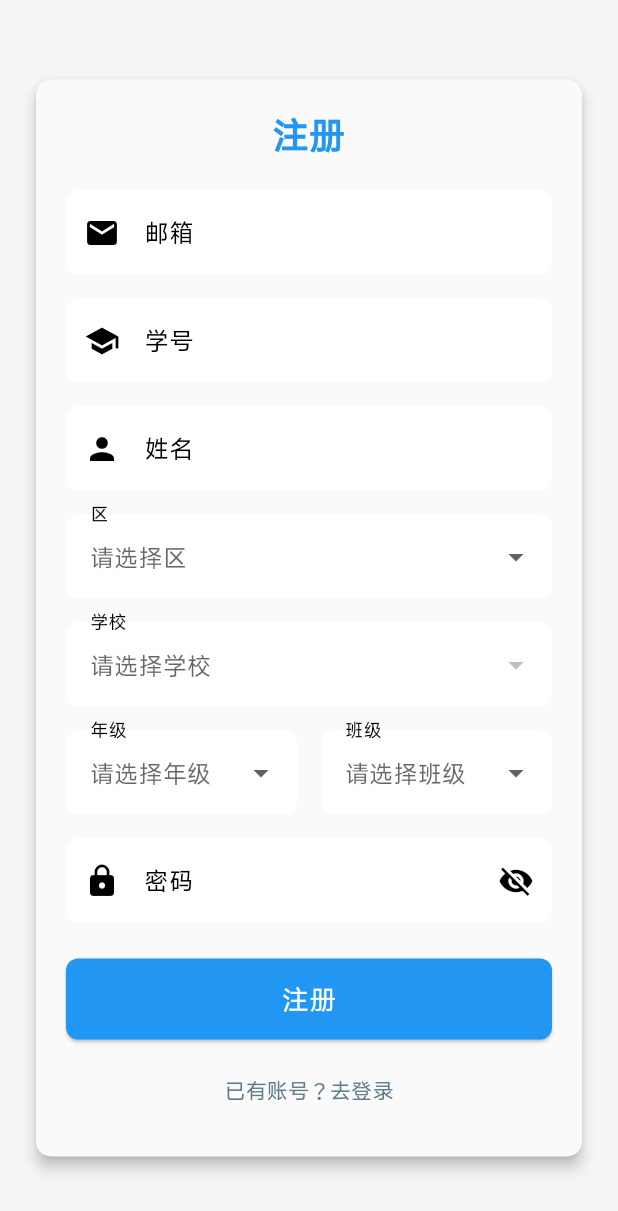
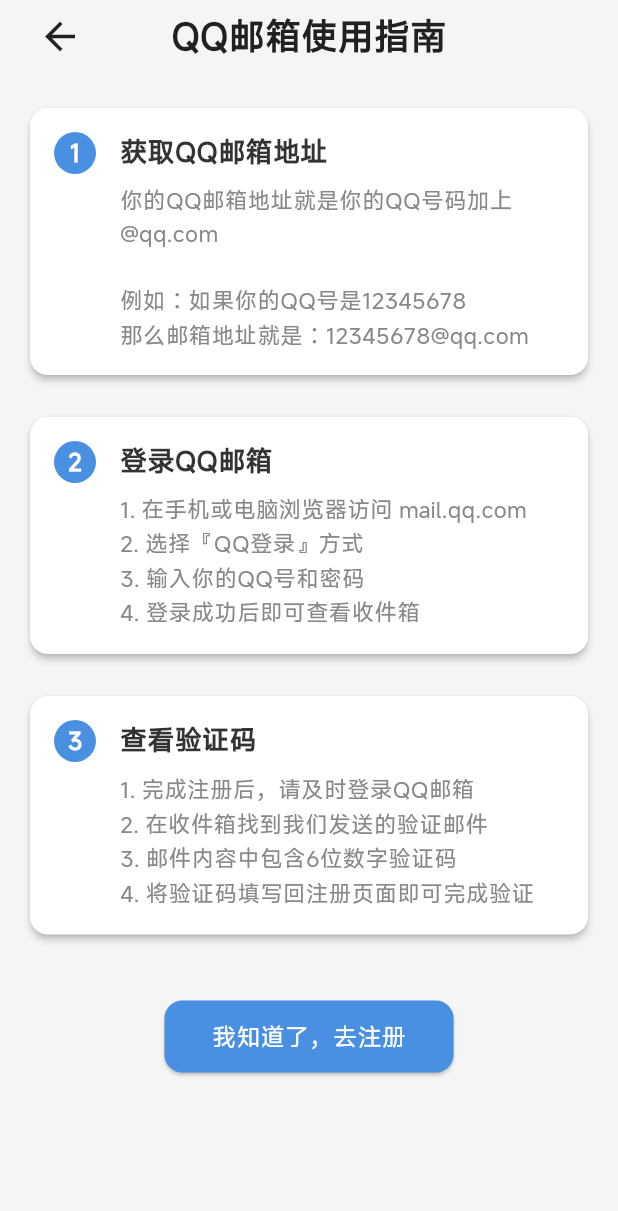
Before and after one commit to ycccccccy/qgzb, a Flutter app: the screen it shows after launch, after a tap on "没有账号？去注册", on a phone screen of 412 x 824 dp. Shown: the top 1211 px of the screen. Run offline on Flutter 3.47's test engine with Material 3 defaults, Android fonts, the phone set to English and light mode, and no system bars; our stand-ins replace flutter_markdown, image_picker, shared_preferences, supabase_flutter; accounts and stored records are empty.

Commit message:
新增注册邮箱指引页面

```diff
--- /dev/null
+++ b/lib/email_tips.dart
@@ -0,0 +1,165 @@
+import 'package:flutter/material.dart';
+import 'package:hyxj/register_screen.dart';
+import 'global_appbar.dart';
+
+const double _verticalSpacing = 20.0;
+const double _horizontalPadding = 24.0;
+const double _cardRadius = 12.0;
+const Color _textColor = Color(0xFF333333);
+const Color _greyColor = Color(0xFF888888);
+const Color _primaryColor = Color(0xFF4A90E2);
+const double _iconSize = 28.0;
+
+class EmailGuideScreen extends StatelessWidget {
+  const EmailGuideScreen({super.key});
+
+  @override
+  Widget build(BuildContext context) {
+    final isMobile = MediaQuery.of(context).size.width < 600;
+
+    return Scaffold(
+      backgroundColor: const Color(0xFFF5F5F5),
+      body: SafeArea(
+        child: Padding(
+          padding: EdgeInsets.symmetric(
+            horizontal: isMobile ? 16 : _horizontalPadding,
+          ),
+          child: Column(
+            crossAxisAlignment: CrossAxisAlignment.start,
+            children: [
+              const GlobalAppBar(
+                title: 'QQ邮箱使用指南',
+                showBackButton: true,
+                actions: [],
+              ),
+              Expanded(
+                child: SingleChildScrollView(
+                  child: Column(
+                    crossAxisAlignment: CrossAxisAlignment.start,
+                    children: [
+                      const SizedBox(height: _verticalSpacing),
+                      _buildStepCard(
+                        context,
+                        stepNumber: 1,
+                        title: "获取QQ邮箱地址",
+                        content: "你的QQ邮箱地址就是你的QQ号码加上@qq.com\n\n"
+                            "例如：如果你的QQ号是12345678\n"
+                            "那么邮箱地址就是：12345678@qq.com",
+                      ),
+                      const SizedBox(height: _verticalSpacing),
+                      _buildStepCard(
+                        context,
+                        stepNumber: 2,
+                        title: "登录QQ邮箱",
+                        content: "1. 在手机或电脑浏览器访问 mail.qq.com\n"
+                            "2. 选择『QQ登录』方式\n"
+                            "3. 输入你的QQ号和密码\n"
+                            "4. 登录成功后即可查看收件箱",
+                      ),
+                      const SizedBox(height: _verticalSpacing),
+                      _buildStepCard(
+                        context,
+                        stepNumber: 3,
+                        title: "查看验证码",
+                        content: "1. 完成注册后，请及时登录QQ邮箱\n"
+                            "2. 在收件箱找到我们发送的验证邮件\n"
+                            "3. 邮件内容中包含6位数字验证码\n"
+                            "4. 将验证码填写回注册页面即可完成验证",
+                      ),
+                      const SizedBox(height: _verticalSpacing * 2),
+                      _buildConfirmButton(context),
+                      const SizedBox(height: _verticalSpacing),
+                    ],
+                  ),
+                ),
+              ),
+            ],
+          ),
+        ),
+      ),
+    );
+  }
+
+  Widget _buildStepCard(BuildContext context,
+      {required int stepNumber, required String title, required String content}) {
+    return Card(
+      elevation: 2.0,
+      shape: RoundedRectangleBorder(
+        borderRadius: BorderRadius.circular(_cardRadius),
+      ),
+      child: Padding(
+        padding: const EdgeInsets.all(16.0),
+        child: Row(
+          crossAxisAlignment: CrossAxisAlignment.start,
+          children: [
+            CircleAvatar(
+              radius: _iconSize / 2,
+              backgroundColor: _primaryColor,
+              child: Text(
+                stepNumber.toString(),
+                style: const TextStyle(
+                  color: Colors.white,
+                  fontWeight: FontWeight.bold,
+                ),
+              ),
+            ),
+            const SizedBox(width: 16),
+            Expanded(
+              child: Column(
+                crossAxisAlignment: CrossAxisAlignment.start,
+                children: [
+                  Text(
+                    title,
+                    style: const TextStyle(
+                      fontSize: 18,
+                      fontWeight: FontWeight.w600,
+                      color: _textColor,
+                    ),
+                  ),
+                  const SizedBox(height: 8),
+                  Text(
+                    content,
+                    style: TextStyle(
+                      fontSize: 15,
+                      height: 1.5,
+                      color: _greyColor,
+                    ),
+                  ),
+                ],
+              ),
+            ),
+          ],
+        ),
+      ),
+    );
+  }
+
+  Widget _buildConfirmButton(BuildContext context) {
+    return Center(
+      child: ElevatedButton(
+        style: ElevatedButton.styleFrom(
+          backgroundColor: _primaryColor,
+          padding: const EdgeInsets.symmetric(horizontal: 32, vertical: 12),
+          shape: RoundedRectangleBorder(
+            borderRadius: BorderRadius.circular(_cardRadius),
+          ),
+        ),
+        onPressed: (){
+          Navigator.push(
+            context,
+            MaterialPageRoute(
+              builder: (context) => const RegisterScreen()),
+            );
+        },
+        child: const Text(
+          '我知道了，去注册',
+          style: TextStyle(
+            fontSize: 16,
+            color: Colors.white,
+            fontWeight: FontWeight.w500,
+          ),
+        ),
+      ),
+    );
+  }
+}
--- a/lib/login_screen.dart
+++ b/lib/login_screen.dart
@@ -1,4 +1,5 @@
 import 'package:flutter/material.dart';
+import 'package:hyxj/email_tips.dart';
 import 'package:supabase_flutter/supabase_flutter.dart';
 import 'package:shared_preferences/shared_preferences.dart';
 import 'home_screen_main.dart'; // 假设的主页
@@ -243,7 +244,7 @@
           .eq('auth_user_id', userId)
           .single();
 
-      if (response == null) {
+      if (response == false) {
         return null;
       }
 
@@ -471,7 +472,7 @@
                             Navigator.push(
                               context,
                               MaterialPageRoute(
-                                  builder: (context) => const RegisterScreen()),
+                                  builder: (context) => const EmailGuideScreen()),
                             );
                           },
                           child: const Text(
--- a/lib/register_screen.dart
+++ b/lib/register_screen.dart
@@ -423,9 +423,11 @@
                     const SizedBox(height: 10),
                     TextButton(
                       onPressed: () {
-                        Navigator.pop(context);
+                        Navigator.push(context,
+                        MaterialPageRoute(
+                          builder: (context) => const LoginScreen()),);
                       },
-                      child: const Text('已有账号？去登录',
+                      child: const Text('已有账号？去登录。',
                           style: TextStyle(color: Colors.blueGrey)),
                     ),
                   ],
```
